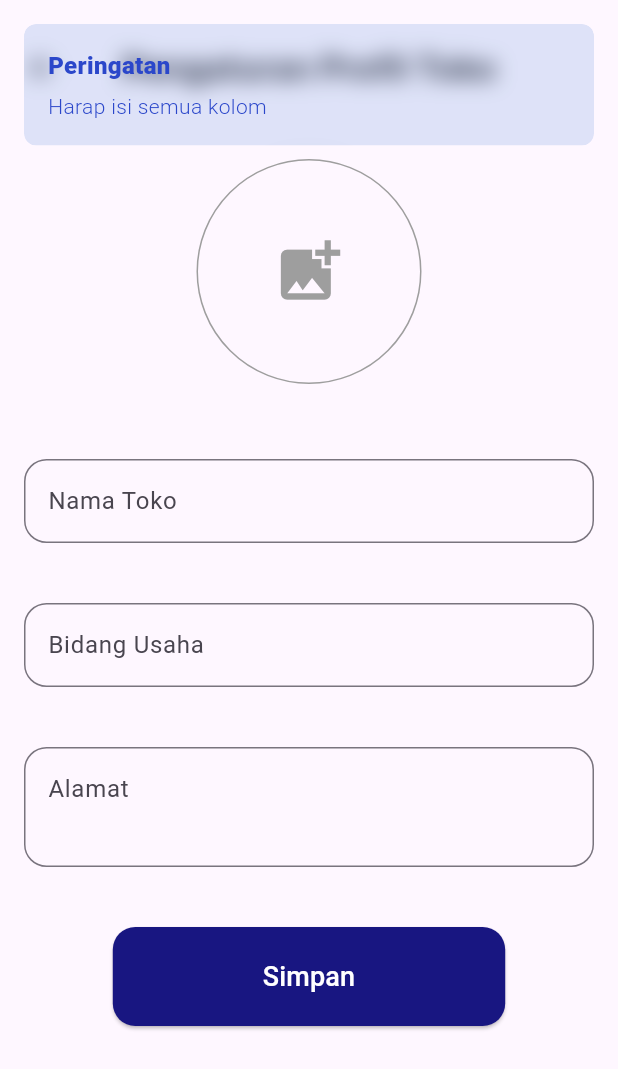
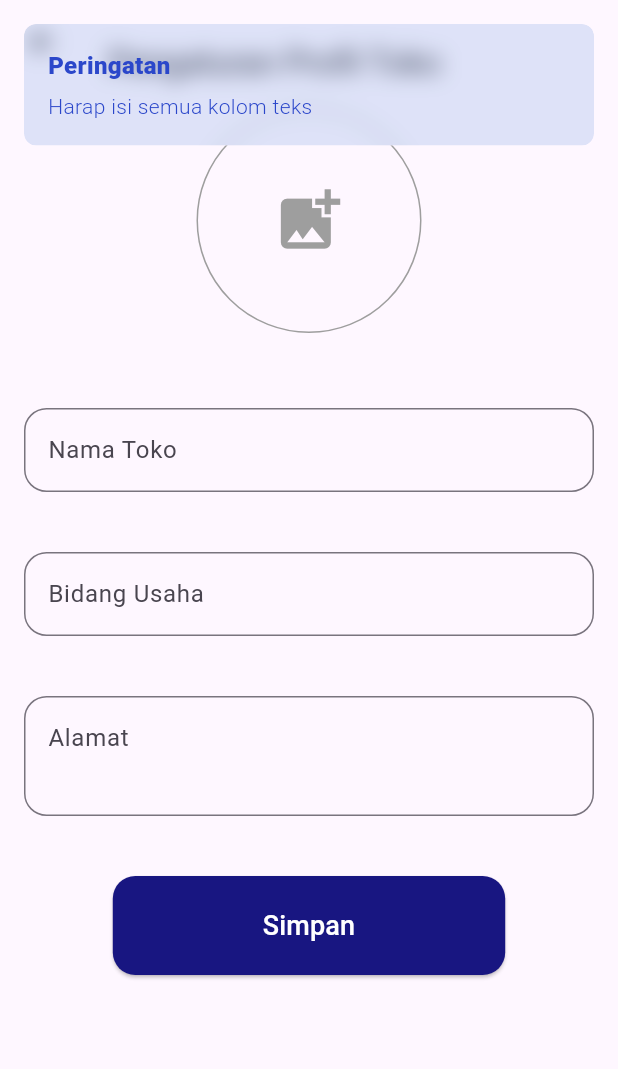
Before and after one commit to hanifaslam/appflexy, a Flutter app: the ProfileView screen opened by its route, after a tap on "Simpan", on a phone screen of 412 x 824 dp. Shown: the top 1069 px of the screen. Run offline on Flutter 3.47's test engine with Material 3 defaults, Android fonts, the phone set to English and light mode, and no system bars; our stand-ins replace gap, get, get_storage, image_picker, shared_preferences; accounts and stored records are empty; Roboto replaces fonts that are missing (Inter, Montserrat-VariableFont_wght).

Commit message:
savecompany1

```diff
--- a/lib/app/modules/profile/views/profile_view.dart
+++ b/lib/app/modules/profile/views/profile_view.dart
@@ -19,19 +19,15 @@ class ProfileView extends GetView<ProfileController> {
   @override
   Widget build(BuildContext context) {
     return Scaffold(
-  appBar: AppBar(
-    toolbarHeight: 90, // Height of the AppBar
-    flexibleSpace: Center( // Centering the title
-      child: const Text(
-        'Pengaturan Profil Toko',
-        style: TextStyle(
-          fontFamily: 'Inter',
-          fontSize: 22,
-          fontWeight: FontWeight.bold,
+      appBar: AppBar(
+        title: const Padding(
+          padding: EdgeInsets.only(top: 29),
+          child: Text(
+            'Pengaturan Profil Toko',
+            style: TextStyle(fontFamily: 'Montserrat-VariableFont_wght'),
           ),
         ),
       ),
-  ),
       body: GestureDetector(
         onTap: () {
           // Menutup keyboard saat mengetuk area kosong
@@ -115,18 +111,25 @@ class ProfileView extends GetView<ProfileController> {
                   onPressed: () {
                     if (controller.companyName.value.isNotEmpty &&
                         controller.companyType.value.isNotEmpty &&
-                        controller.companyAddress.value.isNotEmpty &&
-                        controller.companyLogoPath.value.isNotEmpty) {
-                      Get.offAllNamed(Routes.HOME); // Navigasi ke halaman HOME
+                        controller.companyAddress.value.isNotEmpty) {
+                      // Simpan data ke GetStorage
+                      controller.saveToStorage();
+
+                      // Kirim data ke API
+                      controller.saveProfileToApi();
+
+                      // Navigasi ke halaman HOME jika berhasil
+                      Get.offAllNamed(Routes.HOME);
                     } else {
                       Get.snackbar(
                         'Peringatan',
-                        'Harap isi semua kolom',
-                        backgroundColor: const Color(0xFF5C8FDA).withOpacity(0.2),
+                        'Harap isi semua kolom teks',
+                        backgroundColor:
+                            const Color(0xFF5C8FDA).withOpacity(0.2),
                         colorText: const Color(0xFF2B47CA),
-                        margin: const EdgeInsets.all(16), // Margin untuk memberi jarak
-                        borderRadius: 8, // Sudut melengkung
-                        snackStyle: SnackStyle.FLOATING, // Snackbar tipe floating
+                        margin: const EdgeInsets.all(16),
+                        borderRadius: 8,
+                        snackStyle: SnackStyle.FLOATING,
                       );
                     }
                   },
--- a/lib/main.dart
+++ b/lib/main.dart
@@ -17,7 +17,7 @@ class MyApp extends StatelessWidget {
     return GetMaterialApp(
       debugShowCheckedModeBanner: false,
       title: "Application",
-      initialRoute: Routes.HOME,
+      initialRoute: Routes.LOGIN,
       getPages: AppPages.routes,
     );
     return FutureBuilder(
```
Also changed, not shown: lib/app/modules/profile/controllers/profile_controller.dart (+69 -4 lines), lib/app/modules/profileuser2/views/profileuser2_view.dart (+45 -22 lines).
